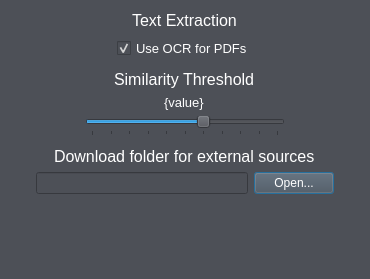
Old version of the form plagdef/gui/ui/settings_dialog.ui in the repository devWhyqueue/plagdef.
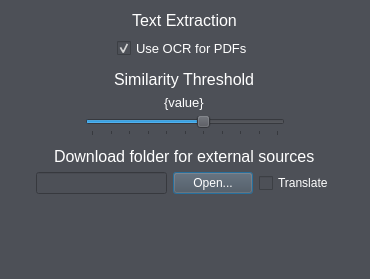
New version of the form. Icons and pictures are not drawn.

Commit message:
Make translate feature optional
Took 30 minutes

```diff
--- a/plagdef/gui/ui/settings_dialog.ui
+++ b/plagdef/gui/ui/settings_dialog.ui
@@ -219,6 +219,19 @@
                             </property>
                         </widget>
                     </item>
+                    <item>
+                        <widget class="QCheckBox" name="es_transl_check">
+                            <property name="styleSheet">
+                                <string notr="true">QCheckBox {
+                                    color: rgb(255, 255, 255);
+                                    }
+                                </string>
+                            </property>
+                            <property name="text">
+                                <string>Translate</string>
+                            </property>
+                        </widget>
+                    </item>
                 </layout>
             </item>
             <item>
```
Left out of the diff: 3 changed lines with no effect on the pictures. The commit also changes 4 other files.
